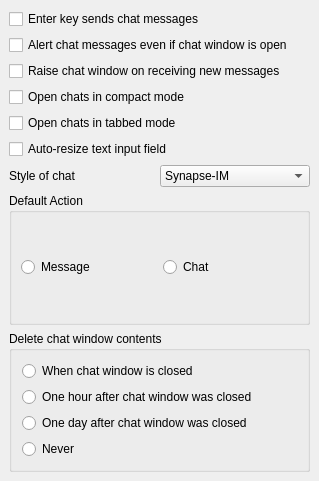
Old version of the form main/synapse-im/src/options/opt_chat.ui in the repository BackupTheBerlios/synapse-xmpp-svn.
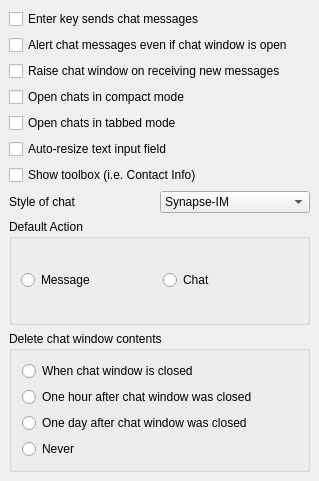
New version of the form.

Commit message: #2 Chat Dialog Extension

Diff of the .ui file:
```diff
--- a/main/synapse-im/src/options/opt_chat.ui
+++ b/main/synapse-im/src/options/opt_chat.ui
@@ -61,6 +61,13 @@
      </property>
     </widget>
    </item>
+   <item>
+    <widget class="QCheckBox" name="ck_showToolbox" >
+     <property name="text" >
+      <string>Show toolbox (i.e. Contact Info)</string>
+     </property>
+    </widget>
+   </item>
    <item>
     <layout class="QHBoxLayout" >
      <property name="margin" >
```
The commit also changes 6 other files.
